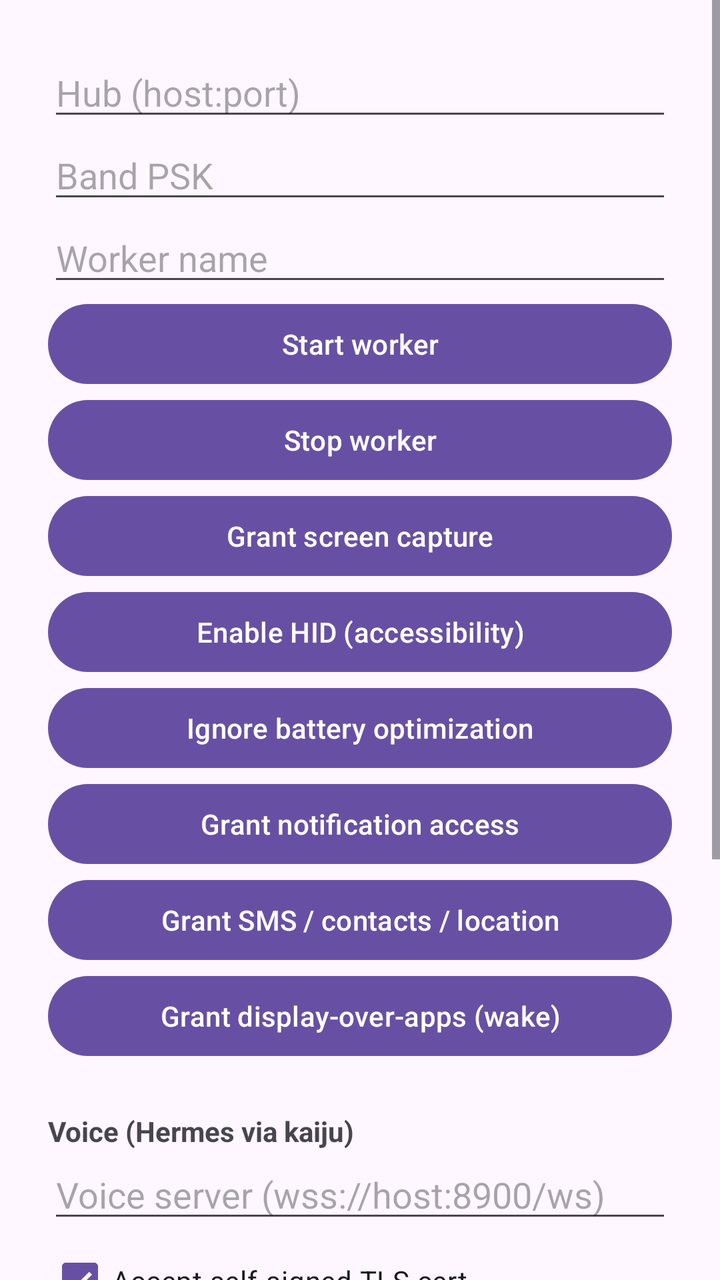
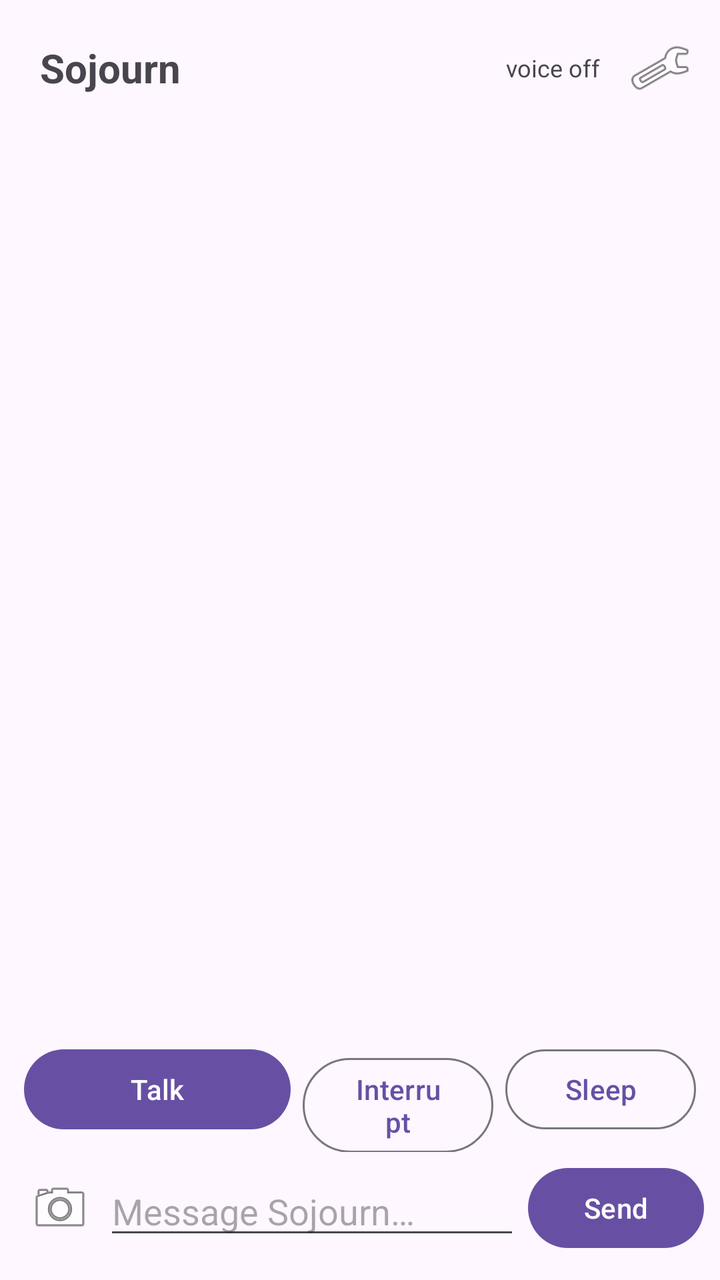

Before-and-after screenshots of an Android layout around one commit, followed by the original layout XML and the change that was made.
<!-- AndroidManifest.xml: application theme Theme.Material3.DayNight -->
<!-- res/layout/activity_main.xml -->
<?xml version="1.0" encoding="utf-8"?>
<ScrollView xmlns:android="http://schemas.android.com/apk/res/android"
    android:layout_width="match_parent"
    android:layout_height="match_parent">

    <LinearLayout
        android:layout_width="match_parent"
        android:layout_height="wrap_content"
        android:orientation="vertical"
        android:padding="24dp">

        <EditText
            android:id="@+id/hub"
            android:layout_width="match_parent"
            android:layout_height="wrap_content"
            android:hint="@string/hint_hub"
            android:inputType="textNoSuggestions" />

        <EditText
            android:id="@+id/psk"
            android:layout_width="match_parent"
            android:layout_height="wrap_content"
            android:hint="@string/hint_psk"
            android:inputType="textPassword" />

        <EditText
            android:id="@+id/name"
            android:layout_width="match_parent"
            android:layout_height="wrap_content"
            android:hint="@string/hint_name"
            android:inputType="textNoSuggestions" />

        <Button
            android:id="@+id/btnStart"
            android:layout_width="match_parent"
            android:layout_height="wrap_content"
            android:text="@string/start" />

        <Button
            android:id="@+id/btnStop"
            android:layout_width="match_parent"
            android:layout_height="wrap_content"
            android:text="@string/stop" />

        <Button
            android:id="@+id/btnGrantScreen"
            android:layout_width="match_parent"
            android:layout_height="wrap_content"
            android:text="@string/grant_screen" />

        <Button
            android:id="@+id/btnGrantA11y"
            android:layout_width="match_parent"
            android:layout_height="wrap_content"
            android:text="@string/grant_a11y" />

        <Button
            android:id="@+id/btnGrantBattery"
            android:layout_width="match_parent"
            android:layout_height="wrap_content"
            android:text="@string/grant_battery" />

        <Button
            android:id="@+id/btnGrantNotif"
            android:layout_width="match_parent"
            android:layout_height="wrap_content"
            android:text="@string/grant_notif" />

        <Button
            android:id="@+id/btnGrantPerms"
            android:layout_width="match_parent"
            android:layout_height="wrap_content"
            android:text="@string/grant_perms" />

        <Button
            android:id="@+id/btnGrantOverlay"
            android:layout_width="match_parent"
            android:layout_height="wrap_content"
            android:text="@string/grant_overlay" />

        <TextView
            android:layout_width="match_parent"
            android:layout_height="wrap_content"
            android:layout_marginTop="24dp"
            android:text="@string/voice_section"
            android:textStyle="bold" />

        <EditText
            android:id="@+id/voiceUrl"
            android:layout_width="match_parent"
            android:layout_height="wrap_content"
            android:hint="@string/hint_voice_url"
            android:inputType="textUri" />

        <CheckBox
            android:id="@+id/voiceInsecure"
            android:layout_width="match_parent"
            android:layout_height="wrap_content"
            android:checked="true"
            android:text="@string/voice_insecure" />

        <CheckBox
            android:id="@+id/wakeEnabled"
            android:layout_width="match_parent"
            android:layout_height="wrap_content"
            android:checked="true"
            android:text="@string/wake_enabled" />

        <LinearLayout
            android:layout_width="match_parent"
            android:layout_height="wrap_content"
            android:orientation="horizontal">
            <Button
                android:id="@+id/btnVoiceStandby"
                android:layout_width="0dp"
                android:layout_weight="1"
                android:layout_height="wrap_content"
                android:text="@string/voice_standby" />
            <Button
                android:id="@+id/btnVoiceOff"
                android:layout_width="0dp"
                android:layout_weight="1"
                android:layout_height="wrap_content"
                android:text="@string/voice_off" />
        </LinearLayout>

        <Button
            android:id="@+id/btnVoiceStart"
            android:layout_width="match_parent"
            android:layout_height="wrap_content"
            android:text="@string/voice_start" />

        <LinearLayout
            android:layout_width="match_parent"
            android:layout_height="wrap_content"
            android:orientation="horizontal">
            <Button
                android:id="@+id/btnVoiceInterrupt"
                android:layout_width="0dp"
                android:layout_weight="1"
                android:layout_height="wrap_content"
                android:text="@string/voice_interrupt" />
            <Button
                android:id="@+id/btnVoiceEnd"
                android:layout_width="0dp"
                android:layout_weight="1"
                android:layout_height="wrap_content"
                android:text="@string/voice_end" />
        </LinearLayout>

        <TextView
            android:id="@+id/voiceState"
            android:layout_width="match_parent"
            android:layout_height="wrap_content"
            android:text="idle"
            android:textStyle="italic" />

        <TextView
            android:id="@+id/voiceLog"
            android:layout_width="match_parent"
            android:layout_height="wrap_content"
            android:fontFamily="monospace"
            android:textIsSelectable="true" />

        <TextView
            android:id="@+id/status"
            android:layout_width="match_parent"
            android:layout_height="wrap_content"
            android:layout_marginTop="16dp"
            android:fontFamily="monospace"
            android:textIsSelectable="true" />
    </LinearLayout>
</ScrollView>
<!-- resources referenced by this layout -->
<resources>
  <string name="grant_a11y">Enable HID (accessibility)</string>
  <string name="grant_battery">Ignore battery optimization</string>
  <string name="grant_notif">Grant notification access</string>
  <string name="grant_overlay">Grant display-over-apps (wake)</string>
  <string name="grant_perms">Grant SMS / contacts / location</string>
  <string name="grant_screen">Grant screen capture</string>
  <string name="hint_hub">Hub (host:port)</string>
  <string name="hint_name">Worker name</string>
  <string name="hint_psk">Band PSK</string>
  <string name="hint_voice_url">Voice server (wss://host:8900/ws)</string>
  <string name="start">Start worker</string>
  <string name="stop">Stop worker</string>
  <string name="voice_end">End session</string>
  <string name="voice_insecure">Accept self-signed TLS cert</string>
  <string name="voice_interrupt">Interrupt</string>
  <string name="voice_off">Voice off</string>
  <string name="voice_section">Voice (Hermes via kaiju)</string>
  <string name="voice_standby">Listen (standby)</string>
  <string name="voice_start">Start voice session</string>
  <string name="wake_enabled">Wake word: "hey sojourn"</string>
</resources>

<!-- the commit's change to res/layout/activity_main.xml (unified diff, before → after) -->
@@ -1,173 +1,131 @@
 <?xml version="1.0" encoding="utf-8"?>
-<ScrollView xmlns:android="http://schemas.android.com/apk/res/android"
+<LinearLayout xmlns:android="http://schemas.android.com/apk/res/android"
     android:layout_width="match_parent"
-    android:layout_height="match_parent">
+    android:layout_height="match_parent"
+    android:orientation="vertical">
 
+    
     <LinearLayout
         android:layout_width="match_parent"
         android:layout_height="wrap_content"
-        android:orientation="vertical"
-        android:padding="24dp">
+        android:gravity="center_vertical"
+        android:orientation="horizontal"
+        android:paddingStart="20dp"
+        android:paddingEnd="8dp"
+        android:paddingTop="12dp">
+
+        <TextView
+            android:layout_width="0dp"
+            android:layout_weight="1"
+            android:layout_height="wrap_content"
+            android:text="@string/voice_title"
+            android:textSize="20sp"
+            android:textStyle="bold" />
+
+        <TextView
+            android:id="@+id/stateText"
+            android:layout_width="wrap_content"
+            android:layout_height="wrap_content"
+            android:layout_marginEnd="8dp"
+            android:text="@string/state_idle"
+            android:textSize="12sp" />
+
+        <ImageButton
+            android:id="@+id/btnSettings"
+            android:layout_width="44dp"
+            android:layout_height="44dp"
+            android:background="?attr/selectableItemBackgroundBorderless"
+            android:contentDescription="@string/settings"
+            android:src="@android:drawable/ic_menu_preferences" />
+    </LinearLayout>
+
+    
+    <ScrollView
+        android:id="@+id/chatScroll"
+        android:layout_width="match_parent"
+        android:layout_height="0dp"
+        android:layout_weight="1"
+        android:fillViewport="true"
+        android:paddingStart="12dp"
+        android:paddingEnd="12dp">
+
+        <LinearLayout
+            android:id="@+id/chat"
+            android:layout_width="match_parent"
+            android:layout_height="wrap_content"
+            android:gravity="bottom"
+            android:orientation="vertical"
+            android:paddingBottom="12dp" />
+    </ScrollView>
+
+    
+    <LinearLayout
+        android:layout_width="match_parent"
+        android:layout_height="wrap_content"
+        android:orientation="horizontal"
+        android:paddingStart="12dp"
+        android:paddingEnd="12dp">
+
+        <Button
+            android:id="@+id/btnTalk"
+            android:layout_width="0dp"
+            android:layout_weight="1.4"
+            android:layout_height="wrap_content"
+            android:text="@string/btn_talk" />
+
+        <Button
+            android:id="@+id/btnInterrupt"
+            style="?attr/materialButtonOutlinedStyle"
+            android:layout_width="0dp"
+            android:layout_weight="1"
+            android:layout_height="wrap_content"
+            android:layout_marginStart="6dp"
+            android:text="@string/voice_interrupt" />
+
+        <Button
+            android:id="@+id/btnSleep"
+            style="?attr/materialButtonOutlinedStyle"
+            android:layout_width="0dp"
+            android:layout_weight="1"
+            android:layout_height="wrap_content"
+            android:layout_marginStart="6dp"
+            android:text="@string/voice_sleep" />
+    </LinearLayout>
+
+    
+    <LinearLayout
+        android:layout_width="match_parent"
+        android:layout_height="wrap_content"
+        android:gravity="center_vertical"
+        android:orientation="horizontal"
+        android:paddingStart="8dp"
+        android:paddingEnd="8dp"
+        android:paddingTop="4dp"
+        android:paddingBottom="12dp">
+
+        <ImageButton
+            android:id="@+id/btnCamera"
+            android:layout_width="44dp"
+            android:layout_height="44dp"
+            android:background="?attr/selectableItemBackgroundBorderless"
+            android:contentDescription="@string/send_photo"
+            android:src="@android:drawable/ic_menu_camera" />
 
         <EditText
-            android:id="@+id/hub"
-            android:layout_width="match_parent"
+            android:id="@+id/input"
+            android:layout_width="0dp"
+            android:layout_weight="1"
             android:layout_height="wrap_content"
-            android:hint="@string/hint_hub"
-            android:inputType="textNoSuggestions" />
-
-        <EditText
-            android:id="@+id/psk"
-            android:layout_width="match_parent"
-            android:layout_height="wrap_content"
-            android:hint="@string/hint_psk"
-            android:inputType="textPassword" />
-
-        <EditText
-            android:id="@+id/name"
-            android:layout_width="match_parent"
-            android:layout_height="wrap_content"
-            android:hint="@string/hint_name"
-            android:inputType="textNoSuggestions" />
+            android:hint="@string/hint_message"
+            android:imeOptions="actionSend"
+            android:inputType="textCapSentences|textMultiLine"
+            android:maxLines="4" />
 
         <Button
-            android:id="@+id/btnStart"
-            android:layout_width="match_parent"
+            android:id="@+id/btnSend"
+            android:layout_width="wrap_content"
             android:layout_height="wrap_content"
-            android:text="@string/start" />
-
-        <Button
-            android:id="@+id/btnStop"
-            android:layout_width="match_parent"
-            android:layout_height="wrap_content"
-            android:text="@string/stop" />
-
-        <Button
-            android:id="@+id/btnGrantScreen"
-            android:layout_width="match_parent"
-            android:layout_height="wrap_content"
-            android:text="@string/grant_screen" />
-
-        <Button
-            android:id="@+id/btnGrantA11y"
-            android:layout_width="match_parent"
-            android:layout_height="wrap_content"
-            android:text="@string/grant_a11y" />
-
-        <Button
-            android:id="@+id/btnGrantBattery"
-            android:layout_width="match_parent"
-            android:layout_height="wrap_content"
-            android:text="@string/grant_battery" />
-
-        <Button
-            android:id="@+id/btnGrantNotif"
-            android:layout_width="match_parent"
-            android:layout_height="wrap_content"
-            android:text="@string/grant_notif" />
-
-        <Button
-            android:id="@+id/btnGrantPerms"
-            android:layout_width="match_parent"
-            android:layout_height="wrap_content"
-            android:text="@string/grant_perms" />
-
-        <Button
-            android:id="@+id/btnGrantOverlay"
-            android:layout_width="match_parent"
-            android:layout_height="wrap_content"
-            android:text="@string/grant_overlay" />
-
-        <TextView
-            android:layout_width="match_parent"
-            android:layout_height="wrap_content"
-            android:layout_marginTop="24dp"
-            android:text="@string/voice_section"
-            android:textStyle="bold" />
-
-        <EditText
-            android:id="@+id/voiceUrl"
-            android:layout_width="match_parent"
-            android:layout_height="wrap_content"
-            android:hint="@string/hint_voice_url"
-            android:inputType="textUri" />
-
-        <CheckBox
-            android:id="@+id/voiceInsecure"
-            android:layout_width="match_parent"
-            android:layout_height="wrap_content"
-            android:checked="true"
-            android:text="@string/voice_insecure" />
-
-        <CheckBox
-            android:id="@+id/wakeEnabled"
-            android:layout_width="match_parent"
-            android:layout_height="wrap_content"
-            android:checked="true"
-            android:text="@string/wake_enabled" />
-
-        <LinearLayout
-            android:layout_width="match_parent"
-            android:layout_height="wrap_content"
-            android:orientation="horizontal">
-            <Button
-                android:id="@+id/btnVoiceStandby"
-                android:layout_width="0dp"
-                android:layout_weight="1"
-                android:layout_height="wrap_content"
-                android:text="@string/voice_standby" />
-            <Button
-                android:id="@+id/btnVoiceOff"
-                android:layout_width="0dp"
-                android:layout_weight="1"
-                android:layout_height="wrap_content"
-                android:text="@string/voice_off" />
-        </LinearLayout>
-
-        <Button
-            android:id="@+id/btnVoiceStart"
-            android:layout_width="match_parent"
-            android:layout_height="wrap_content"
-            android:text="@string/voice_start" />
-
-        <LinearLayout
-            android:layout_width="match_parent"
-            android:layout_height="wrap_content"
-            android:orientation="horizontal">
-            <Button
-                android:id="@+id/btnVoiceInterrupt"
-                android:layout_width="0dp"
-                android:layout_weight="1"
-                android:layout_height="wrap_content"
-                android:text="@string/voice_interrupt" />
-            <Button
-                android:id="@+id/btnVoiceEnd"
-                android:layout_width="0dp"
-                android:layout_weight="1"
-                android:layout_height="wrap_content"
-                android:text="@string/voice_end" />
-        </LinearLayout>
-
-        <TextView
-            android:id="@+id/voiceState"
-            android:layout_width="match_parent"
-            android:layout_height="wrap_content"
-            android:text="idle"
-            android:textStyle="italic" />
-
-        <TextView
-            android:id="@+id/voiceLog"
-            android:layout_width="match_parent"
-            android:layout_height="wrap_content"
-            android:fontFamily="monospace"
-            android:textIsSelectable="true" />
-
-        <TextView
-            android:id="@+id/status"
-            android:layout_width="match_parent"
-            android:layout_height="wrap_content"
-            android:layout_marginTop="16dp"
-            android:fontFamily="monospace"
-            android:textIsSelectable="true" />
+            android:layout_marginStart="4dp"
+            android:text="@string/send" />
     </LinearLayout>
-</ScrollView>
+</LinearLayout>
<!-- resource entries referenced after the edit -->
@@ -1,24 +1,13 @@
 <!-- resources referenced by this layout -->
 <resources>
-  <string name="grant_a11y">Enable HID (accessibility)</string>
-  <string name="grant_battery">Ignore battery optimization</string>
-  <string name="grant_notif">Grant notification access</string>
-  <string name="grant_overlay">Grant display-over-apps (wake)</string>
-  <string name="grant_perms">Grant SMS / contacts / location</string>
-  <string name="grant_screen">Grant screen capture</string>
-  <string name="hint_hub">Hub (host:port)</string>
-  <string name="hint_name">Worker name</string>
-  <string name="hint_psk">Band PSK</string>
-  <string name="hint_voice_url">Voice server (wss://host:8900/ws)</string>
-  <string name="start">Start worker</string>
-  <string name="stop">Stop worker</string>
-  <string name="voice_end">End session</string>
-  <string name="voice_insecure">Accept self-signed TLS cert</string>
+  <string name="btn_talk">Talk</string>
+  <string name="hint_message">Message Sojourn…</string>
+  <string name="send">Send</string>
+  <string name="send_photo">Send a photo</string>
+  <string name="settings">Settings</string>
+  <string name="state_idle">voice off</string>
   <string name="voice_interrupt">Interrupt</string>
-  <string name="voice_off">Voice off</string>
-  <string name="voice_section">Voice (Hermes via kaiju)</string>
-  <string name="voice_standby">Listen (standby)</string>
-  <string name="voice_start">Start voice session</string>
-  <string name="wake_enabled">Wake word: "hey sojourn"</string>
+  <string name="voice_sleep">Sleep</string>
+  <string name="voice_title">Sojourn</string>
 </resources>
 
